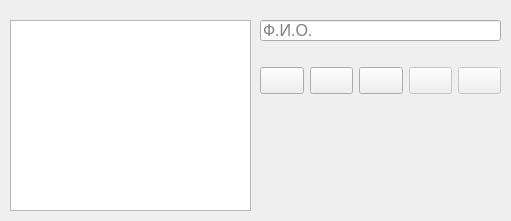
First picture: the form in ui/employes_catalog.ui, repository alex-klev/Task_Log_WinForm, before the edit.
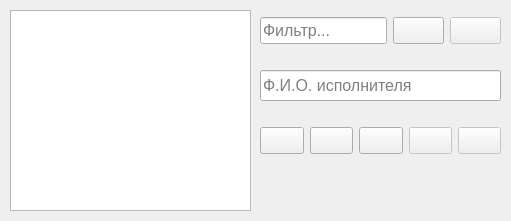
Second picture: the form after the edit. Icons and pictures are not drawn.

The edit to the form file:
```diff
--- a/ui/employes_catalog.ui
+++ b/ui/employes_catalog.ui
@@ -35,9 +35,9 @@
     <property name="geometry">
      <rect>
       <x>10</x>
-      <y>20</y>
+      <y>10</y>
       <width>241</width>
-      <height>191</height>
+      <height>201</height>
      </rect>
     </property>
     <property name="selectionMode">
@@ -47,24 +47,86 @@
      <enum>QAbstractItemView::SelectRows</enum>
     </property>
    </widget>
+   <widget class="QWidget" name="gridLayoutWidget">
+    <property name="geometry">
+     <rect>
+      <x>260</x>
+      <y>10</y>
+      <width>241</width>
+      <height>41</height>
+     </rect>
+    </property>
+    <layout class="QGridLayout" name="gridLayout">
+     <item row="0" column="0">
+      <widget class="QLineEdit" name="lineEditFilter">
+       <property name="placeholderText">
+        <string>Фильтр...</string>
+       </property>
+      </widget>
+     </item>
+     <item row="0" column="1">
+      <widget class="QPushButton" name="btnFilterOn">
+       <property name="toolTip">
+        <string>Применить фильтр</string>
+       </property>
+       <property name="text">
+        <string/>
+       </property>
+       <property name="icon">
+        <iconset>
+         <normaloff>../buttonIcons/funnel.ico</normaloff>../buttonIcons/funnel.ico</iconset>
+       </property>
+       <property name="iconSize">
+        <size>
+         <width>24</width>
+         <height>24</height>
+        </size>
+       </property>
+      </widget>
+     </item>
+     <item row="0" column="2">
+      <widget class="QPushButton" name="btnFilterOff">
+       <property name="enabled">
+        <bool>false</bool>
+       </property>
+       <property name="toolTip">
+        <string>Убрать фильтр</string>
+       </property>
+       <property name="text">
+        <string/>
+       </property>
+       <property name="icon">
+        <iconset>
+         <normaloff>../buttonIcons/funnel_delete.ico</normaloff>../buttonIcons/funnel_delete.ico</iconset>
+       </property>
+       <property name="iconSize">
+        <size>
+         <width>24</width>
+         <height>24</height>
+        </size>
+       </property>
+      </widget>
+     </item>
+    </layout>
+   </widget>
    <widget class="QLineEdit" name="lineEdit">
     <property name="geometry">
      <rect>
       <x>260</x>
-      <y>20</y>
+      <y>70</y>
       <width>241</width>
-      <height>21</height>
+      <height>31</height>
      </rect>
     </property>
     <property name="placeholderText">
-     <string>Ф.И.О.</string>
+     <string>Ф.И.О. исполнителя</string>
     </property>
    </widget>
    <widget class="QWidget" name="gridLayoutWidget_4">
     <property name="geometry">
      <rect>
       <x>260</x>
-      <y>60</y>
+      <y>120</y>
       <width>241</width>
       <height>41</height>
      </rect>
```
Left out of the diff: 10 changed lines with no effect on the pictures.
